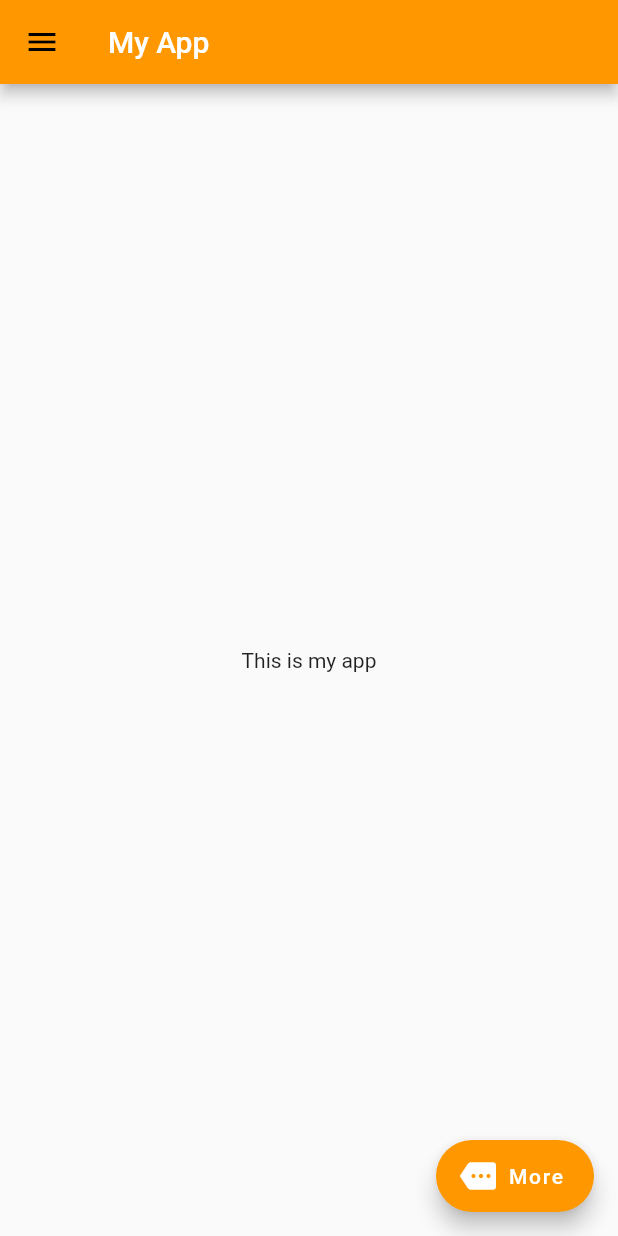
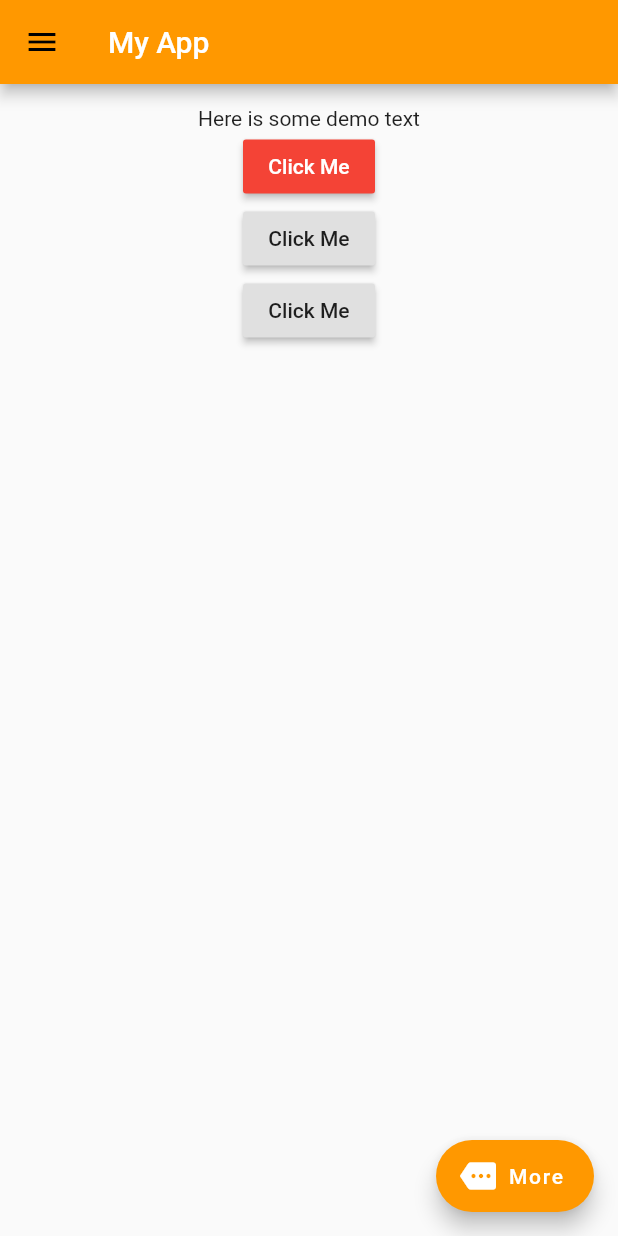
Before and after one commit to zubairbhuian/flutter_arafan, a Flutter app: the screen it shows after launch, on a phone screen of 412 x 824 dp. Run offline on Flutter 3.47's test engine with Material 2 defaults, Android fonts, the light colour scheme and no system bars.

Commit message:
test15.1

```diff
--- a/lib/main.dart
+++ b/lib/main.dart
@@ -1,3 +1,5 @@
+// ignore_for_file: deprecated_member_use
+
 import 'package:flutter/material.dart';
 
 void main() => runApp(MyApp());
@@ -59,7 +61,30 @@ class MyApp extends StatelessWidget {
             ],
           ),
         ),
-        body: const Center(child: Text("This is my app")),
+        body: Center(
+          child: Padding(
+            padding: const EdgeInsets.all(15),
+            child: Column(children: [
+              const Text("Here is some demo text"),
+              RaisedButton(
+                onPressed: () {},
+                child: const Text(
+                  "Click Me",
+                  style: TextStyle(color: Colors.white),
+
+                  ),
+                color: Colors.red,
+              ),          RaisedButton(
+                onPressed: () {},
+                child: Text("Click Me"),
+              ),
+                        RaisedButton(
+                onPressed: () {},
+                child: Text("Click Me"),
+              )
+            ]),
+          ),
+        ),
         floatingActionButton: FloatingActionButton.extended(
           onPressed: () {},
           label: const Text("More", style: TextStyle(color: Colors.white)),
```
